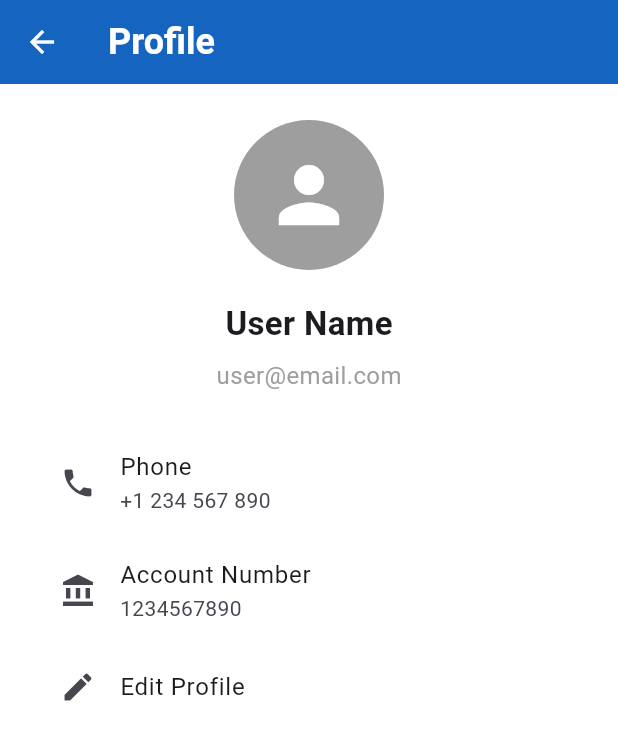
After one commit to Badymits/atm-flutter-ui, a Flutter app: the HomePage screen opened directly, in the side drawer, after a tap on "Profile", on a phone screen of 412 x 824 dp. The commit adds this screen. Shown: the top 740 px of the screen. Run offline on Flutter 3.47's test engine with Material 3 defaults, Android fonts, the phone set to English and light mode, and no system bars.

Commit message:
added drawer navigation

```diff
--- /dev/null
+++ b/lib/drawer.dart
@@ -0,0 +1,299 @@
+import 'package:flutter/material.dart';
+import 'package:atm_ui_activity_2/main.dart' as main;
+
+class AppDrawer extends StatelessWidget {
+  const AppDrawer({super.key});
+
+  @override
+  Widget build(BuildContext context) {
+    return Drawer(
+      child: SafeArea(
+        child: Column(
+          children: [
+            Container(
+              padding: const EdgeInsets.all(16),
+              child: Column(
+                crossAxisAlignment: CrossAxisAlignment.center,
+                children: const [
+                  CircleAvatar(
+                    radius: 40,
+                    backgroundColor: Colors.grey,
+                    child: Icon(Icons.person, size: 40, color: Colors.white),
+                  ),
+                  SizedBox(height: 10),
+                  Text(
+                    'Welcome, User',
+                    style: TextStyle(
+                      color: Colors.grey,
+                      fontSize: 20,
+                      fontWeight: FontWeight.bold,
+                    ),
+                  ),
+                  SizedBox(height: 5),
+                  Text(
+                    'Account Number: 1234567890',
+                    style: TextStyle(color: Colors.grey),
+                  ),
+                ],
+              ),
+            ),
+            const Divider(height: 1, thickness: 1),
+            Expanded(
+              child: ListView(
+                padding: EdgeInsets.zero,
+                children: [
+                  ListTile(
+                    leading: const Icon(Icons.person_2),
+                    title: const Text('Profile'),
+                    onTap: () {
+                      Navigator.pop(context);
+                      Navigator.pushReplacement(
+                        context,
+                        MaterialPageRoute(
+                          builder: (context) => const ProfilePage(),
+                        ),
+                      );
+                    },
+                  ),
+                  ListTile(
+                    leading: const Icon(Icons.settings),
+                    title: const Text('Settings'),
+                    onTap: () {
+                      Navigator.pop(context);
+                      Navigator.pushReplacement(
+                        context,
+                        MaterialPageRoute(
+                          builder: (context) => const SettingsPage(),
+                        ),
+                      );
+                    },
+                  ),
+                  ListTile(
+                    leading: const Icon(Icons.info),
+                    title: const Text('Terms & Conditions'),
+                    onTap: () {
+                      Navigator.pop(context);
+                      Navigator.pushReplacement(
+                        context,
+                        MaterialPageRoute(
+                          builder: (context) => const TermsAndConditionsPage(),
+                        ),
+                      );
+                    },
+                  ),
+                  ListTile(
+                    leading: const Icon(Icons.logout),
+                    title: const Text('Logout'),
+                    onTap: () {
+                      Navigator.pop(context);
+                      Navigator.pushAndRemoveUntil(
+                        context,
+                        MaterialPageRoute(
+                          builder: (context) => main.LoginPage(),
+                        ),
+                        (route) => false,
+                      );
+                    },
+                  ),
+                ],
+              ),
+            ),
+          ],
+        ),
+      ),
+    );
+  }
+}
+
+class ProfilePage extends StatelessWidget {
+  const ProfilePage({super.key});
+
+  @override
+  Widget build(BuildContext context) {
+    return Scaffold(
+      appBar: AppBar(
+        title: const Text(
+          'Profile',
+          style: TextStyle(
+            fontSize: 24,
+            fontWeight: FontWeight.bold,
+            color: Colors.white, // Change the title color
+          ),
+        ),
+        backgroundColor: Colors.blue[800],
+        leading: IconButton(
+          icon: const Icon(Icons.arrow_back, color: Colors.white),
+          onPressed: () {
+            Navigator.pushReplacement(
+              context,
+              MaterialPageRoute(builder: (context) => const main.HomePage()),
+            );
+          },
+        ),
+      ),
+
+      body: Padding(
+        padding: const EdgeInsets.all(24.0),
+        child: Column(
+          children: [
+            const CircleAvatar(
+              radius: 50,
+              backgroundColor: Colors.grey,
+              child: Icon(Icons.person, size: 60, color: Colors.white),
+            ),
+            const SizedBox(height: 20),
+            const Text(
+              'User Name',
+              style: TextStyle(fontSize: 22, fontWeight: FontWeight.bold),
+            ),
+            const SizedBox(height: 8),
+            const Text(
+              'user@email.com',
+              style: TextStyle(fontSize: 16, color: Colors.grey),
+            ),
+            const SizedBox(height: 24),
+            ListTile(
+              leading: const Icon(Icons.phone),
+              title: const Text('Phone'),
+              subtitle: const Text('+1 234 567 890'),
+            ),
+            ListTile(
+              leading: const Icon(Icons.account_balance),
+              title: const Text('Account Number'),
+              subtitle: const Text('1234567890'),
+            ),
+            ListTile(
+              leading: const Icon(Icons.edit),
+              title: const Text('Edit Profile'),
+              onTap: () {},
+            ),
+          ],
+        ),
+      ),
+    );
+  }
+}
+
+class SettingsPage extends StatefulWidget {
+  const SettingsPage({super.key});
+
+  @override
+  State<SettingsPage> createState() => _SettingsPageState();
+}
+
+class _SettingsPageState extends State<SettingsPage> {
+  bool _notificationsEnabled = true;
+
+  @override
+  Widget build(BuildContext context) {
+    return Scaffold(
+      appBar: AppBar(
+        title: const Text(
+          'Settings',
+          style: TextStyle(
+            fontSize: 24,
+            fontWeight: FontWeight.bold,
+            color: Colors.white,
+          ),
+        ),
+        backgroundColor: Colors.blue[800],
+        leading: IconButton(
+          icon: const Icon(Icons.arrow_back, color: Colors.white),
+          onPressed: () {
+            Navigator.pushReplacement(
+              context,
+              MaterialPageRoute(builder: (context) => const main.HomePage()),
+            );
+          },
+        ),
+      ),
+      body: ListView(
+        children: [
+          SwitchListTile(
+            value: _notificationsEnabled,
+            onChanged: (val) {
+              setState(() {
+                _notificationsEnabled = val;
+              });
+            },
+            title: const Text('Enable Notifications'),
+            secondary: const Icon(Icons.notifications),
+          ),
+          ListTile(
+            leading: const Icon(Icons.lock),
+            title: const Text('Change Password'),
+            onTap: () {},
+          ),
+          ListTile(
+            leading: const Icon(Icons.language),
+            title: const Text('Language'),
+            subtitle: const Text('English'),
+            onTap: () {},
+          ),
+          ListTile(
+            leading: const Icon(Icons.palette),
+            title: const Text('Theme'),
+            subtitle: const Text('Light'),
+            onTap: () {},
+          ),
+          ListTile(
+            leading: const Icon(Icons.info_outline),
+            title: const Text('About'),
+            onTap: () {},
+          ),
+        ],
+      ),
+    );
+  }
+}
+
+class TermsAndConditionsPage extends StatelessWidget {
+  const TermsAndConditionsPage({super.key});
+
+  @override
+  Widget build(BuildContext context) {
+    return Scaffold(
+      appBar: AppBar(
+        title: const Text(
+          'Terms & Conditions',
+          style: TextStyle(
+            fontSize: 24,
+            fontWeight: FontWeight.bold,
+            color: Colors.white, // Change the title color
+          ),
+        ),
+        backgroundColor: Colors.blue[800],
+        leading: IconButton(
+          icon: const Icon(Icons.arrow_back, color: Colors.white),
+          onPressed: () {
+            Navigator.pushReplacement(
+              context,
+              MaterialPageRoute(builder: (context) => const main.HomePage()),
+            );
+          },
+        ),
+      ),
+
+      body: Padding(
+        padding: const EdgeInsets.all(16.0),
+        child: ListView(
+          children: const [
+            Text(
+              'Terms & Conditions',
+              style: TextStyle(fontSize: 22, fontWeight: FontWeight.bold),
+            ),
+            SizedBox(height: 16),
+            Text(
+              '1. Use of this app is subject to the following terms and conditions.\n\n'
+              '2. Your data is kept confidential and secure.\n\n'
+              '3. Do not share your account credentials with others.\n\n'
+              '4. The app provider is not responsible for any loss due to misuse.\n\n'
+              '5. By using this app, you agree to these terms.',
+              style: TextStyle(fontSize: 16),
+            ),
+          ],
+        ),
+      ),
+    );
+  }
+}
--- a/lib/main.dart
+++ b/lib/main.dart
@@ -4,6 +4,7 @@ import 'package:intl/intl.dart';
 import 'package:atm_ui_activity_2/deposit.dart';
 import 'package:atm_ui_activity_2/withdraw.dart';
 import 'package:atm_ui_activity_2/globals.dart' as globals;
+import 'package:atm_ui_activity_2/drawer.dart';
 import 'package:atm_ui_activity_2/pay_bills.dart';
 import 'package:atm_ui_activity_2/transfer_money.dart';
 
@@ -244,6 +245,7 @@ class HomePage extends StatelessWidget {
         centerTitle: true,
         iconTheme: const IconThemeData(color: Colors.white),
       ),
+      drawer: const AppDrawer(),
       body: SingleChildScrollView(
         child: Column(
           children: [
```
